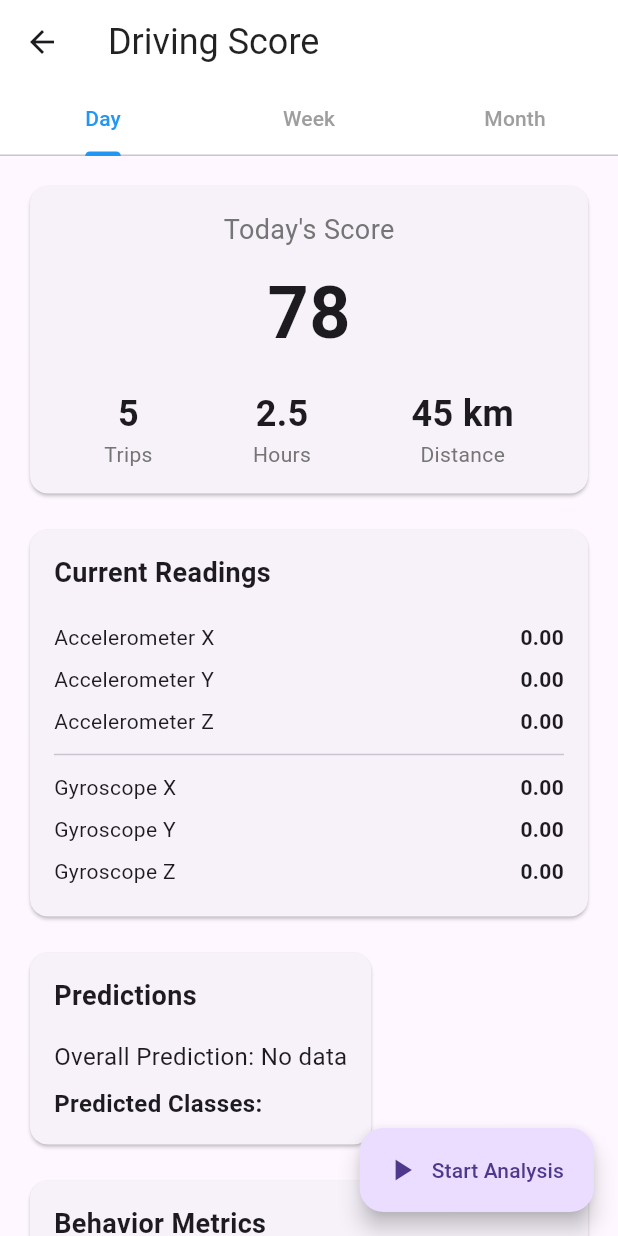
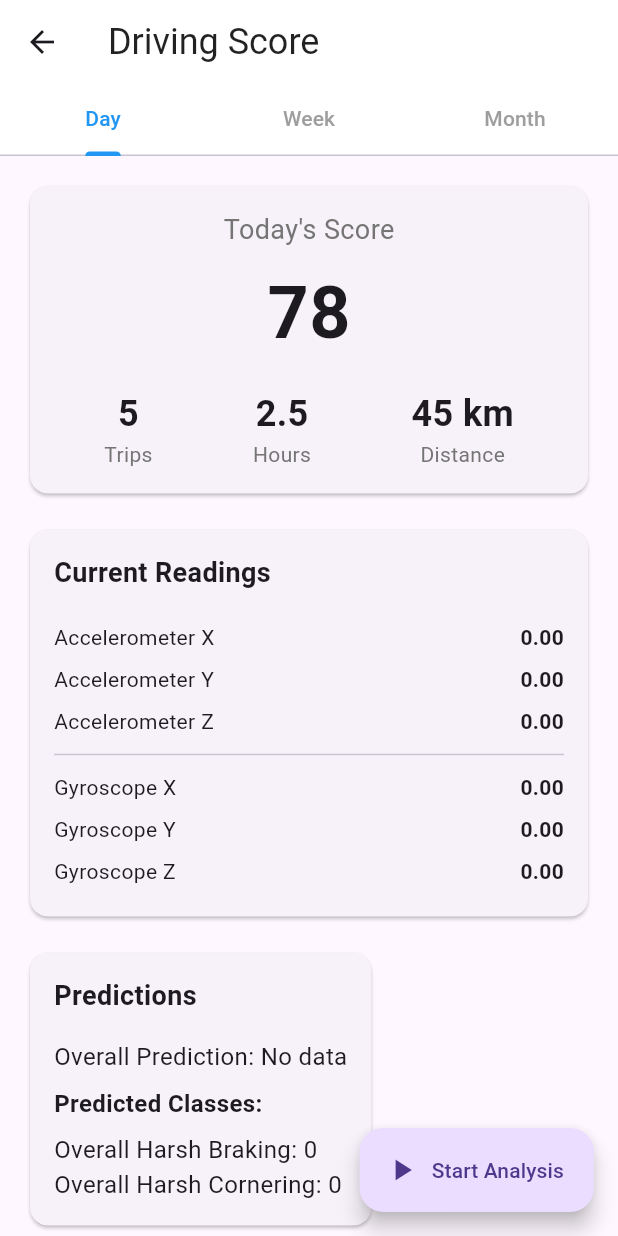
Before and after one commit to dakshgopani/Drive-Safe, a Flutter app: the DrivingBehaviorPage screen opened directly, on a phone screen of 412 x 824 dp. Run offline on Flutter 3.47's test engine with Material 3 defaults, Android fonts, the light colour scheme and no system bars; our stand-ins replace cloud_firestore, file_picker, firebase_auth, firebase_core, fl_chart, flutter_animate and 12 more; missing offline and left inert: flutter_osm_plugin, mailer, razorpay_flutter, workmanager; accounts and stored records are empty.

Commit message:
Updated driving Analysis

```diff
--- a/lib/screens/drawer/driving_behaviour_analysis.dart
+++ b/lib/screens/drawer/driving_behaviour_analysis.dart
@@ -1,191 +1,3 @@
-// import 'package:flutter/material.dart';
-// import 'package:sensors_plus/sensors_plus.dart';
-// import 'dart:async';
-// import 'package:http/http.dart' as http;
-// import 'dart:convert';
-//
-// class MotionClassificationPage extends StatefulWidget {
-//   @override
-//   _MotionClassificationPageState createState() => _MotionClassificationPageState();
-// }
-//
-// class _MotionClassificationPageState extends State<MotionClassificationPage> {
-//   List<Map<String, dynamic>> sensorData = [];
-//   late StreamSubscription<UserAccelerometerEvent> _userAccelerometerSubscription;
-//   late StreamSubscription<GyroscopeEvent> _gyroscopeSubscription;
-//   bool isCollecting = false;
-//   String predictionResult = 'No data';
-//   List<String> predictedClasses = [];
-//   Map<String, int> classCounts = {};
-//
-//   double accX = 0, accY = 0, accZ = 0;
-//   double gyroX = 0, gyroY = 0, gyroZ = 0;
-//
-//   @override
-//   void initState() {
-//     super.initState();
-//     _userAccelerometerSubscription = userAccelerometerEvents.listen((UserAccelerometerEvent event) {
-//       setState(() {
-//         accX = event.x;
-//         accY = event.y;
-//         accZ = event.z;
-//       });
-//       if (isCollecting) {
-//         addSensorData(event.x, event.y, event.z, 'acc');
-//       }
-//     });
-//     _gyroscopeSubscription = gyroscopeEvents.listen((GyroscopeEvent event) {
-//       setState(() {
-//         gyroX = event.x;
-//         gyroY = event.y;
-//         gyroZ = event.z;
-//       });
-//       if (isCollecting) {
-//         addSensorData(event.x, event.y, event.z, 'gyro');
-//       }
-//     });
-//   }
-//
-//   void addSensorData(double x, double y, double z, String type) {
-//     if (x == 0 && y == 0 && z == 0) return;
-//
-//     sensorData.add({
-//       "AccX": type == 'acc' ? x : 0.0,
-//       "AccY": type == 'acc' ? y : 0.0,
-//       "AccZ": type == 'acc' ? z : 0.0,
-//       "GyroX": type == 'gyro' ? x : 0.0,
-//       "GyroY": type == 'gyro' ? y : 0.0,
-//       "GyroZ": type == 'gyro' ? z : 0.0,
-//     });
-//
-//     if (sensorData.length == 50) {
-//       sendToAPI(List.from(sensorData));
-//       sensorData.clear();
-//     }
-//   }
-//
-//   Future<void> sendToAPI(List<Map<String, dynamic>> data) async {
-//     try {
-//       var url = Uri.parse('https://rudraaaa76-driving-behavior.hf.space/predict');
-//       var response = await http.post(
-//         url,
-//         headers: {"Content-Type": "application/json"},
-//         body: jsonEncode(data),
-//       );
-//
-//       if (response.statusCode == 200) {
-//         var result = jsonDecode(response.body);
-//         setState(() {
-//           List<String> newPredictedClasses = List<String>.from(result['predicted_classes']);
-//           predictedClasses.addAll(newPredictedClasses);
-//
-//           // Update class counts
-//           for (var className in newPredictedClasses) {
-//             classCounts[className] = (classCounts[className] ?? 0) + 1;
-//           }
-//
-//           // Determine the most frequent class
-//           String mostFrequentClass = classCounts.entries
-//               .reduce((a, b) => a.value > b.value ? a : b)
-//               .key;
-//
-//           predictionResult = mostFrequentClass;
-//         });
-//       } else {
-//         print("Error response: ${response.body}");
-//       }
-//     } catch (e) {
-//       print("Exception: $e");
-//     }
-//   }
-//
-//   void startCollection() {
-//     setState(() {
-//       isCollecting = true;
-//       sensorData.clear();
-//       predictedClasses.clear();
-//       classCounts.clear();
-//       predictionResult = 'Collecting data...';
-//     });
-//   }
-//
-//   void stopCollection() {
-//     setState(() {
-//       isCollecting = false;
-//     });
-//     if (sensorData.isNotEmpty) {
-//       sendToAPI(sensorData);
-//     }
-//   }
-//
-//   @override
-//   void dispose() {
-//     _userAccelerometerSubscription.cancel();
-//     _gyroscopeSubscription.cancel();
-//     super.dispose();
-//   }
-//
-//   @override
-//   Widget build(BuildContext context) {
-//     return Scaffold(
-//       appBar: AppBar(
-//         title: Text('Motion Classification'),
-//       ),
-//       body: SingleChildScrollView(
-//         child: Padding(
-//           padding: const EdgeInsets.all(16.0),
-//           child: Column(
-//             crossAxisAlignment: CrossAxisAlignment.start,
-//             children: <Widget>[
-//               Text(
-//                 'Current Sensor Readings:',
-//                 style: TextStyle(fontSize: 18, fontWeight: FontWeight.bold),
-//               ),
-//               SizedBox(height: 10),
-//               Text('Accelerometer:'),
-//               Text('X: ${accX.toStringAsFixed(2)}'),
-//               Text('Y: ${accY.toStringAsFixed(2)}'),
-//               Text('Z: ${accZ.toStringAsFixed(2)}'),
-//               SizedBox(height: 10),
-//               Text('Gyroscope:'),
-//               Text('X: ${gyroX.toStringAsFixed(2)}'),
-//               Text('Y: ${gyroY.toStringAsFixed(2)}'),
-//               Text('Z: ${gyroZ.toStringAsFixed(2)}'),
-//               SizedBox(height: 20),
-//               Text(
-//                 'Overall Prediction: $predictionResult',
-//                 style: TextStyle(fontSize: 18, fontWeight: FontWeight.bold),
-//               ),
-//               SizedBox(height: 10),
-//               Text(
-//                 'Predicted Classes:',
-//                 style: TextStyle(fontSize: 16, fontWeight: FontWeight.bold),
-//               ),
-//               SizedBox(height: 5),
-//               Column(
-//                 crossAxisAlignment: CrossAxisAlignment.start,
-//                 children: classCounts.entries.map((entry) =>
-//                     Text('${entry.key}: ${entry.value}')
-//                 ).toList(),
-//               ),
-//               SizedBox(height: 20),
-//               Center(
-//                 child: ElevatedButton(
-//                   onPressed: isCollecting ? stopCollection : startCollection,
-//                   child: Text(isCollecting ? 'Stop Collection' : 'Start Collection'),
-//                   style: ElevatedButton.styleFrom(
-//                     padding: EdgeInsets.symmetric(horizontal: 20, vertical: 12),
-//                     textStyle: TextStyle(fontSize: 18),
-//                   ),
-//                 ),
-//               ),
-//             ],
-//           ),
-//         ),
-//       ),
-//     );
-//   }
-// }
 import 'package:flutter/material.dart';
 import 'package:fl_chart/fl_chart.dart';
 import 'package:sensors_plus/sensors_plus.dart';
@@ -230,6 +42,8 @@ class _DrivingBehaviorPageState extends State<DrivingBehaviorPage>
   late StreamSubscription<GyroscopeEvent> _gyroscopeSubscription;
   bool isCollecting = false;
   String predictionResult = 'No data';
+  int _overallHarshBrakingCount = 0;
+  int _overallHarshCorneringCount = 0;
   List<String> predictedClasses = [];
   Map<String, int> classCounts = {};
 
@@ -322,6 +136,9 @@ class _DrivingBehaviorPageState extends State<DrivingBehaviorPage>
               .key;
 
           predictionResult = mostFrequentClass;
+          _overallHarshBrakingCount += (result['harsh_braking_count'] as int);
+          _overallHarshCorneringCount +=
+              (result['harsh_cornering_count'] as int);
         });
       } else {
         print("Error response: ${response.body}");
@@ -337,6 +154,8 @@ class _DrivingBehaviorPageState extends State<DrivingBehaviorPage>
       sensorData.clear();
       predictedClasses.clear();
       classCounts.clear();
+      _overallHarshBrakingCount = 0;
+      _overallHarshCorneringCount = 0;
       predictionResult = 'Collecting data...';
     });
   }
@@ -464,6 +283,15 @@ class _DrivingBehaviorPageState extends State<DrivingBehaviorPage>
                         style: TextStyle(fontSize: 14),
                       ))
                   .toList(),
+            ),
+            SizedBox(height: 8),
+            Text(
+              'Overall Harsh Braking: $_overallHarshBrakingCount',
+              style: TextStyle(fontSize: 16),
+            ),
+            Text(
+              'Overall Harsh Cornering: $_overallHarshCorneringCount',
+              style: TextStyle(fontSize: 16),
             ),
           ],
         ),
@@ -692,7 +520,7 @@ class _DrivingBehaviorPageState extends State<DrivingBehaviorPage>
     );
   }
 
-  Widget _buildSensorRow(String label, double value) {
+  Widget _buildSensorRow(String label, dynamic value) {
     return Padding(
       padding: EdgeInsets.symmetric(vertical: 4),
       child: Row(
@@ -702,6 +530,31 @@ class _DrivingBehaviorPageState extends State<DrivingBehaviorPage>
           Text(
             value.toStringAsFixed(2),
             style: TextStyle(fontWeight: FontWeight.bold),
+          ),
+        ],
+      ),
+    );
+  }
+
+  Widget _buildMetricRow(String label, dynamic value, Color color) {
+    double percentage = value is int ? value / 50 : value.toDouble();
+    return Padding(
+      padding: EdgeInsets.symmetric(vertical: 8),
+      child: Column(
+        crossAxisAlignment: CrossAxisAlignment.start,
+        children: [
+          Row(
+            mainAxisAlignment: MainAxisAlignment.spaceBetween,
+            children: [
+              Text(label),
+              Text(value is int ? '$value' : '${(percentage * 100).toInt()}%'),
+            ],
+          ),
+          SizedBox(height: 4),
+          LinearProgressIndicator(
+            value: percentage.clamp(0.0, 1.0),
+            backgroundColor: color.withOpacity(0.2),
+            valueColor: AlwaysStoppedAnimation<Color>(color),
           ),
         ],
       ),
@@ -720,36 +573,14 @@ class _DrivingBehaviorPageState extends State<DrivingBehaviorPage>
               style: TextStyle(fontSize: 18, fontWeight: FontWeight.bold),
             ),
             SizedBox(height: 16),
+            _buildMetricRow(
+                'Harsh Braking', _overallHarshBrakingCount, Colors.orange),
+            _buildMetricRow(
+                'Harsh Cornering', _overallHarshCorneringCount, Colors.blue),
             _buildMetricRow('Speeding', 0.2, Colors.green),
-            _buildMetricRow('Harsh Braking', 0.4, Colors.orange),
-            _buildMetricRow('Cornering', 0.3, Colors.blue),
             _buildMetricRow('Phone Usage', 0.1, Colors.red),
           ],
         ),
-      ),
-    );
-  }
-
-  Widget _buildMetricRow(String label, double value, Color color) {
-    return Padding(
-      padding: EdgeInsets.symmetric(vertical: 8),
-      child: Column(
-        crossAxisAlignment: CrossAxisAlignment.start,
-        children: [
-          Row(
-            mainAxisAlignment: MainAxisAlignment.spaceBetween,
-            children: [
-              Text(label),
-              Text('${(value * 100).toInt()}%'),
-            ],
-          ),
-          SizedBox(height: 4),
-          LinearProgressIndicator(
-            value: value,
-            backgroundColor: color.withOpacity(0.2),
-            valueColor: AlwaysStoppedAnimation<Color>(color),
-          ),
-        ],
       ),
     );
   }
```
Lines whose indentation alone changed are shown as unchanged.
